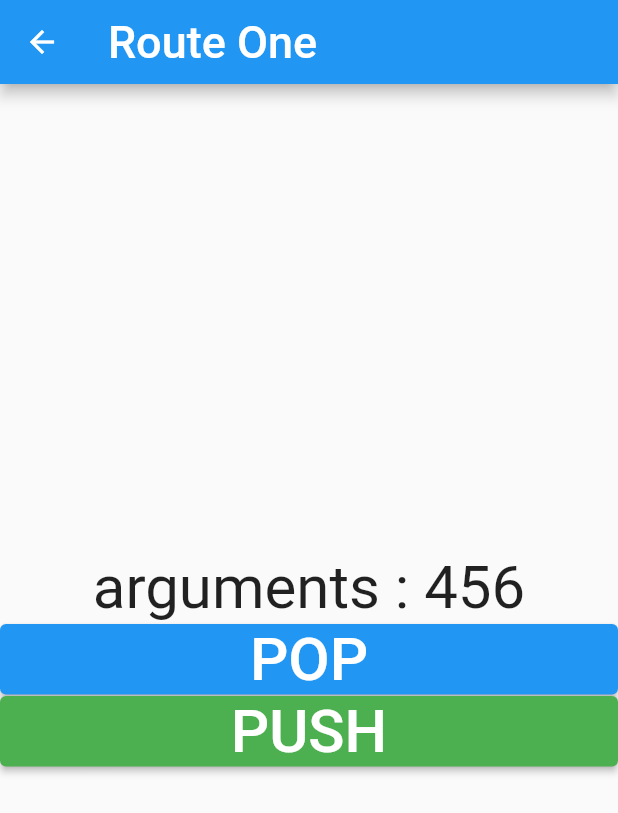
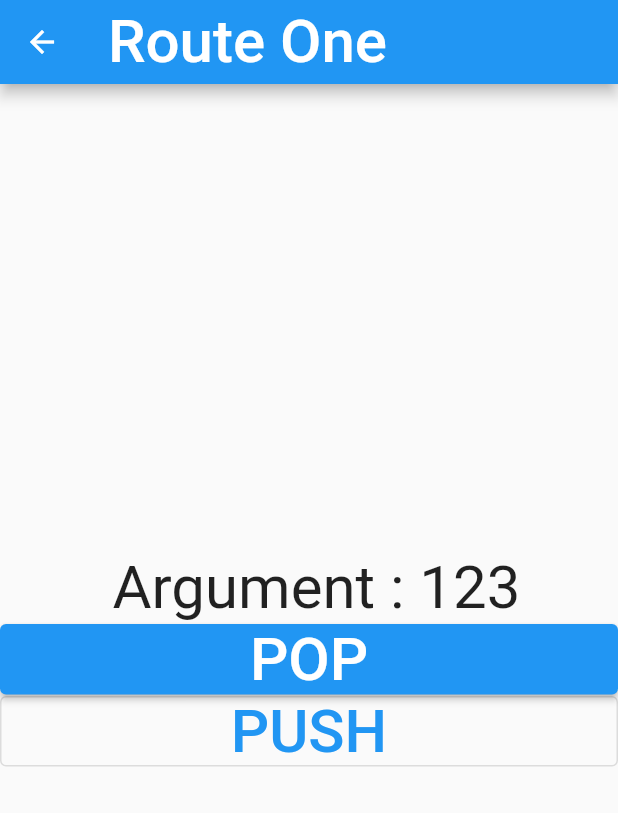
Before and after one commit to JaeHak1981/mac_project, a Flutter app: the screen it shows after launch, after a tap on "PUSH", on a phone screen of 412 x 824 dp. Shown: the top 813 px of the screen. Run offline on Flutter 3.47's test engine with Material 2 defaults, Android fonts, the phone set to English and light mode, and no system bars; our stand-ins replace webview_flutter.

Commit message:
2023/02/15 Navigator update

```diff
--- a/navigator_exercise/lib/Layout/Main_Layout.dart
+++ b/navigator_exercise/lib/Layout/Main_Layout.dart
@@ -4,17 +4,14 @@ class MainLayout extends StatelessWidget {
   final String title;
   final List<Widget> children;
 
-  const MainLayout({
-    required this.title,
-    required this.children,
-    Key? key,
-  }) : super(key: key);
+  const MainLayout({required this.title, required this.children, Key? key})
+      : super(key: key);
 
   @override
   Widget build(BuildContext context) {
     return Scaffold(
       appBar: AppBar(
-        title: Text(title, style: TextStyle(fontSize: 30),),
+        title: Text(title, style: TextStyle(fontSize: 40), textAlign: TextAlign.center,),
       ),
       body: Column(
         mainAxisAlignment: MainAxisAlignment.center,
--- a/navigator_exercise/lib/Screen/HomeScreen.dart
+++ b/navigator_exercise/lib/Screen/HomeScreen.dart
@@ -2,37 +2,43 @@ import 'package:flutter/material.dart';
 import 'package:navigator_exercise/Layout/Main_Layout.dart';
 import 'package:navigator_exercise/Screen/Route_One_Screen.dart';
 
-class HomeScreen extends StatefulWidget {
-
+class HomeScreen extends StatelessWidget {
   const HomeScreen({Key? key}) : super(key: key);
 
   @override
-  State<HomeScreen> createState() => _HomeScreenState();
+  Widget build(BuildContext context) {
+    return MainLayout(title: 'Home Screen', children: [
+      ElevatedButton(
+          onPressed: () {
+            Navigator.of(context)
+                .push(MaterialPageRoute(builder: (context) => RouteOne(number: 123,)));
+          },
+          child: PushAndPopText(
+            title: 'PUSH',
+          )),
+    ]);
+  }
 }
-
-class _HomeScreenState extends State<HomeScreen> {
-  int? number;
+class ArgumentText extends StatelessWidget {
+  final String argument;
+  const ArgumentText({required this.argument, Key? key}) : super(key: key);
 
   @override
   Widget build(BuildContext context) {
-    return MainLayout(
-      title: 'Home Screen',
-      children: [
-        Text('arguments : ${number.toString()}', style: TextStyle(fontSize: 40),textAlign: TextAlign.center,),
-        ElevatedButton(
-            onPressed: () async{
-             final result = await Navigator.of(context).push<int>(MaterialPageRoute(builder:(context)=>RouteOne(numbers:456) ));
-             if(result != null){
-               setState(() {
-                 number = result;
-               });
-             }
-            },
-            child: Text(
-              'PUSH',
-              style: TextStyle(fontSize: 40),
-            ))
-      ],
+    return Text(' Argument : ${argument}', style: TextStyle(fontSize: 40), textAlign: TextAlign.center,);
+  }
+}
+
+class PushAndPopText extends StatelessWidget {
+  final String title;
+
+  const PushAndPopText({required this.title, Key? key}) : super(key: key);
+
+  @override
+  Widget build(BuildContext context) {
+    return Text(
+      title,
+      style: TextStyle(fontSize: 40),
     );
   }
 }
--- a/navigator_exercise/lib/Screen/Route_One_Screen.dart
+++ b/navigator_exercise/lib/Screen/Route_One_Screen.dart
@@ -1,40 +1,33 @@
 import 'package:flutter/material.dart';
 import 'package:navigator_exercise/Layout/Main_Layout.dart';
+import 'package:navigator_exercise/Screen/HomeScreen.dart';
+import 'package:navigator_exercise/Screen/Route_Three_Screen.dart';
 import 'package:navigator_exercise/Screen/Route_Two_Screen.dart';
 
 class RouteOne extends StatelessWidget {
-  final int? numbers;
+  final int? number;
 
-  const RouteOne({ this.numbers, Key? key}) : super(key: key);
+  RouteOne({this.number, Key? key}) : super(key: key);
 
   @override
   Widget build(BuildContext context) {
     return MainLayout(title: 'Route One', children: [
-      Text(
-        'arguments : ${numbers.toString()}',
-        style: TextStyle(fontSize: 40),
-        textAlign: TextAlign.center,
-      ),
+      ArgumentText(argument: number.toString()),
       ElevatedButton(
           onPressed: () {
-            Navigator.of(context).pop(123);
+            Navigator.of(context).pop();
           },
-          child: Text(
-            'POP',
-            style: TextStyle(fontSize: 40),
+          child: PushAndPopText(
+            title: 'POP',
           )),
-      ElevatedButton(
-          style: ElevatedButton.styleFrom(backgroundColor: Colors.green),
+      OutlinedButton(
           onPressed: () {
-            Navigator.of(context)
-                .push(MaterialPageRoute(builder: (context) => RouteTwo(),
-                settings: RouteSettings(arguments: 789)));
+            Navigator.of(context).push(MaterialPageRoute(
+                builder: (context) => RouteTwo(),
+                settings: RouteSettings(arguments: 456)));
           },
-          child: Text(
-            'PUSH',
-            style: TextStyle(fontSize: 40),
-            textAlign: TextAlign.center,
-          ))
+          child: PushAndPopText(title: 'PUSH')),
+
     ]);
   }
 }
```
Also changed, not shown: navigator_exercise/lib/Screen/Route_Three_Screen.dart (+11 -10 lines), navigator_exercise/lib/Screen/Route_Two_Screen.dart (+25 -18 lines), navigator_exercise/lib/main.dart (+10 -12 lines).
